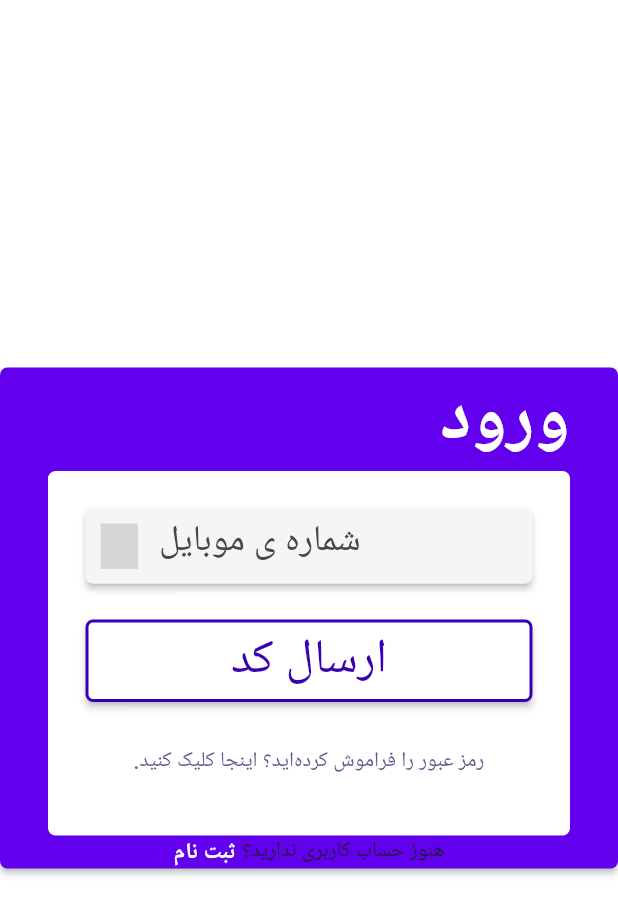
After one commit to immahdi2007/gym-dashboard, a Flutter app: the LoginPage screen opened by its route, on a phone screen of 412 x 824 dp. The commit adds this screen. Shown: the top 915 px of the screen. Run offline on Flutter 3.47's test engine with Material 3 defaults, Android fonts, the light colour scheme and no system bars; our stand-ins replace flutter_svg, go_router, url_strategy; network calls fail; Roboto replaces fonts that are missing (modam); grey boxes are pictures that could not be loaded.

Commit message:
create login page

```diff
--- a/lib/main.dart
+++ b/lib/main.dart
@@ -1,5 +1,5 @@
 import 'package:flutter/material.dart';
-import 'package:gym_dashboard_project/view/theme/App_colors.dart';
+import 'package:gym_dashboard_project/view/theme/app_theme.dart';
 import 'package:gym_dashboard_project/view/pages/main_page.dart';
 import 'package:flutter_localizations/flutter_localizations.dart';
 import 'package:gym_dashboard_project/router.dart';
--- a/lib/router.dart
+++ b/lib/router.dart
@@ -1,5 +1,6 @@
 import 'package:go_router/go_router.dart';
 import 'package:flutter/material.dart';
+import 'package:gym_dashboard_project/view/pages/auth/login/login_page.dart';
 import 'package:gym_dashboard_project/view/pages/bodybuilder_page.dart';
 import 'package:gym_dashboard_project/view/pages/dashboard_page.dart';
 import 'package:gym_dashboard_project/view/pages/main_page.dart';
@@ -27,6 +28,13 @@ final GoRouter appRouter = GoRouter(initialLocation: '/welcome', routes: [
     name: 'welcome',
     builder: (context, state) => WelcomePage(),
   ),
+  GoRoute(
+    path: '/login',
+    name: 'login',
+    pageBuilder: (context, state) {
+            return NoTransitionPage(child: LoginPage(), key: state.pageKey);
+          },
+    ),
   ShellRoute(
       builder: (context, state, child) => MainPage(child: child),
       routes: [
--- /dev/null
+++ b/lib/view/pages/auth/login/login_form.dart
@@ -0,0 +1,44 @@
+import 'package:flutter/material.dart';
+import 'package:gym_dashboard_project/view/widgets/app_button.dart';
+import 'package:gym_dashboard_project/view/widgets/text_field.dart';
+// import 'package:login_page/view/widgets/app_button.dart';
+// import 'package:login_page/view/widgets/app_text_field.dart';
+
+class LoginForm extends StatelessWidget {
+  LoginForm({super.key, required this.onSubmit});
+
+  final Function(String, String) onSubmit;
+  final TextEditingController telNumber_controller = TextEditingController();
+  final TextEditingController controllerPassword = TextEditingController();
+
+
+
+
+
+
+  @override
+  Widget build(BuildContext context) {
+    return Padding(
+      padding: EdgeInsets.all(25),
+      child: Column(
+        crossAxisAlignment: CrossAxisAlignment.start,
+        children: [
+          AppTextFeild(
+            text: "شماره ی موبایل",
+            text_icon: "icons/num_code.svg",
+            controller: telNumber_controller,
+            obscuretext: false,
+            isTellNumber: true,
+          ),
+          SizedBox(height: 24,),
+          AppButton(text: "ارسال کد", onPressed: () {}),
+          SizedBox(height: 16,),
+          Align(
+            alignment: Alignment.center,
+            child: TextButton(onPressed: () {},
+            child: Text("رمز عبور را فراموش کرده‌اید؟ اینجا کلیک کنید.")))
+        ],
+      ),
+    );
+  }
+}
--- /dev/null
+++ b/lib/view/pages/auth/login/login_page.dart
@@ -0,0 +1,86 @@
+
+import 'package:flutter/material.dart';
+import 'package:go_router/go_router.dart';
+import 'package:gym_dashboard_project/view/pages/auth/login/login_form.dart';
+import 'package:gym_dashboard_project/view/theme/app_theme.dart';
+
+
+class LoginPage extends StatelessWidget {
+  const LoginPage({super.key});
+
+  @override
+  Widget build(BuildContext context) {
+    return Scaffold(
+        body: Center(
+          child: Container(
+            // margin: EdgeInsets.all(50),
+            decoration: BoxDecoration(
+              // borderRadius: BorderRadius.circular(16),
+            ),
+            child: Material(
+              borderRadius: AppRadius.radius_10,
+              color: AppColors.secondary,
+              elevation: 2,
+              child: ConstrainedBox(
+                constraints: BoxConstraints(maxWidth: 500),
+                child: Padding(
+                  padding: EdgeInsets.symmetric(horizontal: 32),
+                  child: Column(
+                    mainAxisSize: MainAxisSize.min,
+                    children: [
+
+
+                      Align(
+                        alignment: Alignment.centerRight,
+                        child: Text("ورود",
+                            style: TextStyle(
+                                fontSize: 48,
+                                fontWeight: FontWeight.bold,
+                                color: AppColors.background)),
+                      ),
+
+
+                      Container(
+                        decoration: BoxDecoration(
+                          borderRadius: AppRadius.radius_10,
+                          color: AppColors.background,
+                        ),
+                        width: MediaQuery.sizeOf(context).width,
+                        child: LoginForm(
+                          onSubmit: (email, password){
+                            print(email);
+                            print(password);
+                          },
+                        ),
+                      ),
+
+
+                      Row(
+                        mainAxisAlignment: MainAxisAlignment.center,
+                        children: [
+                          Text("هنوز حساب کاربری ندارید؟"),
+                          SizedBox(width: 4,),
+                          InkWell(
+                            onTap: () {
+                              context.go('/sign_up');
+                            },
+                            child: Text(
+                              "ثبت نام",
+                              style:  TextStyle(
+                                fontSize: 15,
+                                color: AppColors.background,
+                                fontWeight: FontWeight.bold),
+                                )
+                          ),
+                        ],
+                      ),
+
+                    ],
+                  ),
+                ),
+              ),
+            ),
+          ),
+        ));
+  }
+}
--- a/lib/view/pages/bodybuilder_page.dart
+++ b/lib/view/pages/bodybuilder_page.dart
@@ -1,12 +1,14 @@
 import 'package:flutter/material.dart';
-import 'package:gym_dashboard_project/view/theme/App_colors.dart';
+import 'package:gym_dashboard_project/view/theme/app_theme.dart';
 import 'package:gym_dashboard_project/view/theme/text_styls.dart';
 import 'package:gym_dashboard_project/view/widgets/app_table.dart';
 import 'package:gym_dashboard_project/view/widgets/main_page_cart.dart';
 import 'package:gym_dashboard_project/view/widgets/text_field.dart';
 
 class BodyBuildersPage extends StatelessWidget {
-  const BodyBuildersPage ({super.key});
+  BodyBuildersPage ({super.key});
+
+  final TextEditingController search_controller = TextEditingController();
 
   @override
   Widget build(BuildContext context) {
@@ -35,8 +37,12 @@ class BodyBuildersPage extends StatelessWidget {
             flex: 1,
             child: Align(
             alignment: Alignment.centerRight ,
-            child: AppTextFeild(text: "جستجو", text_icon: Icons.search
-                      ))),
+            child: AppTextFeild(
+              text: "جستجو",
+              text_icon: "icons/search.svg",
+              controller: search_controller,
+              obscuretext: false,
+            ))),
           SizedBox(height: 25,),
 
           Expanded(
--- a/lib/view/pages/main_page.dart
+++ b/lib/view/pages/main_page.dart
@@ -1,7 +1,7 @@
 import 'package:flutter/material.dart';
 import 'package:flutter_svg/flutter_svg.dart';
 import 'package:go_router/go_router.dart';
-import 'package:gym_dashboard_project/view/theme/App_colors.dart';
+import 'package:gym_dashboard_project/view/theme/app_theme.dart';
 import 'package:gym_dashboard_project/view/widgets/app_table.dart';
 import 'package:gym_dashboard_project/view/widgets/main_page_cart.dart';
 import 'package:gym_dashboard_project/view/widgets/sidebar.dart';
--- a/lib/view/pages/welcome_page.dart
+++ b/lib/view/pages/welcome_page.dart
@@ -1,7 +1,7 @@
 import 'package:flutter/material.dart';
 import 'package:flutter_svg/svg.dart';
 import 'package:go_router/go_router.dart';
-import 'package:gym_dashboard_project/view/theme/App_colors.dart';
+import 'package:gym_dashboard_project/view/theme/app_theme.dart';
 import 'package:gym_dashboard_project/view/theme/text_styls.dart';
 import 'package:gym_dashboard_project/view/widgets/app_button.dart';
 
@@ -25,9 +25,9 @@ class WelcomePage extends StatelessWidget {
               Row(
                 mainAxisAlignment: MainAxisAlignment.center,
                 children: [
-                  AppButton(text: "ورود", onPressed: () {context.go("/");},),
+                  SizedBox(width: 315 , child: AppButton(text: "ورود", onPressed: () {context.go("/login");},)),
                   SizedBox(width: 20,),
-                  AppButton(text: "ثبت نام", onPressed:  () {context.go("/login_up");},)
+                  SizedBox(width: 315 , child: AppButton(text: "ثبت نام", onPressed:  () {context.go("/sign_up");},))
                 ],
               ),
 
--- a/lib/view/theme/App_colors.dart
+++ b/lib/view/theme/app_theme.dart
@@ -8,7 +8,17 @@ class AppColors {
   static const Color textPrimary = Color(0xFF000000); // متن اصلی
   static const Color errorColor = Color(0xFFB00020); // متن فرعی
   static const Color hoverPurple = Color(0xFFE9DFFF); // متن فرعی
-  static BorderRadius radius_10 = BorderRadius.circular(10.0);
+}
+class AppRadius {
+  static BorderRadius radius_10 = BorderRadius.circular(5.0);
+}
 
+class AppPaddings {
+  static EdgeInsets none = EdgeInsets.zero;
+  static EdgeInsets all16 = EdgeInsets.all(16);
+  static EdgeInsets all24 = EdgeInsets.all(24);
 
 }
+class AppElevation {
+  static const EL_2 = 2;
+}
--- a/lib/view/theme/text_styls.dart
+++ b/lib/view/theme/text_styls.dart
@@ -1,5 +1,5 @@
 import 'package:flutter/material.dart';
-import 'package:gym_dashboard_project/view/theme/App_colors.dart';
+import 'package:gym_dashboard_project/view/theme/app_theme.dart';
 
 class AppTextStyle {
 static const bold_24 = TextStyle(
--- a/lib/view/widgets/app_button.dart
+++ b/lib/view/widgets/app_button.dart
@@ -1,5 +1,6 @@
 import 'package:flutter/material.dart';
-import 'package:gym_dashboard_project/view/theme/App_colors.dart';
+import 'package:flutter/widgets.dart';
+import 'package:gym_dashboard_project/view/theme/app_theme.dart';
 
 class AppButton extends StatelessWidget {
   const AppButton({super.key, required this.text, required this.onPressed});
@@ -9,7 +10,9 @@ class AppButton extends StatelessWidget {
 
   @override
   Widget build(BuildContext context) {
-    return ElevatedButton(
+    return SizedBox(
+      width: MediaQuery.sizeOf(context).width,
+      child: ElevatedButton(
         onPressed: onPressed,
         style: ButtonStyle(
           elevation: MaterialStateProperty.all(2),
@@ -33,11 +36,11 @@ class AppButton extends StatelessWidget {
             }
             return null;
           }),
-        padding: MaterialStateProperty.all(EdgeInsets.only(bottom: 15)),
+          // padding: MaterialStateProperty.all(EdgeInsets.only(bottom: 15)),
           minimumSize: MaterialStateProperty.all(Size(315, 55)),
           shape: MaterialStateProperty.all(
             RoundedRectangleBorder(
-            borderRadius: AppColors.radius_10,
+              borderRadius: AppRadius.radius_10,
               side: BorderSide(
                 color: AppColors.primary,
                 width: 2
@@ -46,6 +49,7 @@ class AppButton extends StatelessWidget {
           )
         ),
         child: Text(text, style: TextStyle(fontSize: 32),)
+        ),
     );
   }
 }
--- a/lib/view/widgets/app_table.dart
+++ b/lib/view/widgets/app_table.dart
@@ -1,7 +1,7 @@
 import 'package:flutter/material.dart';
 import 'package:flutter_svg/flutter_svg.dart';
 import 'package:gym_dashboard_project/models/bodybuilders.dart';
-import 'package:gym_dashboard_project/view/theme/App_colors.dart';
+import 'package:gym_dashboard_project/view/theme/app_theme.dart';
 import 'package:intl/intl.dart';
 
 class AppTable extends StatefulWidget {
@@ -64,13 +64,13 @@ class _AppTableState extends State<AppTable> {
   Widget build(BuildContext context) {
     return Material(
       elevation: 2,
-      borderRadius: AppColors.radius_10,
+      borderRadius: AppRadius.radius_10,
       child: Container(
         width: 1175,
         height: 435,
         decoration: BoxDecoration(
             color: AppColors.surface,
-            borderRadius: AppColors.radius_10,
+            borderRadius: AppRadius.radius_10,
             // boxShadow: AppColors.container_shadow
             ),
         child: Column(
--- a/lib/view/widgets/main_page_cart.dart
+++ b/lib/view/widgets/main_page_cart.dart
@@ -1,5 +1,5 @@
 import 'package:flutter/material.dart';
-import 'package:gym_dashboard_project/view/theme/App_colors.dart';
+import 'package:gym_dashboard_project/view/theme/app_theme.dart';
 import 'package:gym_dashboard_project/view/theme/text_styls.dart';
 
 class MainPageCart extends StatelessWidget {
@@ -13,12 +13,12 @@ class MainPageCart extends StatelessWidget {
   Widget build(BuildContext context) {
     return Material(
       elevation: 2,
-      borderRadius: AppColors.radius_10,
+      borderRadius: AppRadius.radius_10,
       child: Container(
         width: 270,
         decoration: BoxDecoration(
           color: AppColors.surface,
-          borderRadius: AppColors.radius_10,
+          borderRadius: AppRadius.radius_10,
         ),
         padding: EdgeInsets.only(top: 19.0, left: 35.0, right: 35.0, bottom: 12),
         child: Column(
--- a/lib/view/widgets/sidebar.dart
+++ b/lib/view/widgets/sidebar.dart
@@ -1,7 +1,7 @@
 import 'package:flutter/material.dart';
 import 'package:flutter_svg/flutter_svg.dart';
 import 'package:go_router/go_router.dart';
-import 'package:gym_dashboard_project/view/theme/App_colors.dart';
+import 'package:gym_dashboard_project/view/theme/app_theme.dart';
 import 'package:gym_dashboard_project/view/widgets/sidebar_text.dart';
 
 class SideBar extends StatefulWidget {
--- a/lib/view/widgets/sidebar_text.dart
+++ b/lib/view/widgets/sidebar_text.dart
@@ -1,6 +1,6 @@
 import 'package:flutter/material.dart';
 import 'package:flutter_svg/flutter_svg.dart';
-import 'package:gym_dashboard_project/view/theme/App_colors.dart';
+import 'package:gym_dashboard_project/view/theme/app_theme.dart';
 
 class SideBarText extends StatefulWidget {
   final String text;
--- a/lib/view/widgets/text_field.dart
+++ b/lib/view/widgets/text_field.dart
@@ -1,36 +1,85 @@
 import 'package:flutter/material.dart';
 import 'package:flutter_svg/flutter_svg.dart';
-import 'package:gym_dashboard_project/view/theme/App_colors.dart';
+import 'package:gym_dashboard_project/view/theme/app_theme.dart';
 
-class AppTextFeild extends StatelessWidget {
-  const AppTextFeild({super.key, required this.text, required this.text_icon});
+class AppTextFeild extends StatefulWidget {
+  const AppTextFeild({
+    super.key,
+    required this.text,
+    required this.text_icon,
+    required this.controller,
+    required this.obscuretext,
+    this.isTellNumber = false
+  });
 
   final String text;
-  final IconData text_icon;
+  final String text_icon;
+  final TextEditingController controller;
+  final bool obscuretext;
+  final bool isTellNumber;
+
+
   @override
+  State<AppTextFeild> createState() => _AppTextFeildState();
+}
+
+class _AppTextFeildState extends State<AppTextFeild> {
+
+  bool obscure = false;
+
+
+  @override
+  void initState(){
+    obscure = widget.obscuretext;
+    super.initState();
+  }
+
+
+
   Widget build(BuildContext context) {
     return Material(
       elevation: 2,
-      borderRadius: AppColors.radius_10,
+      borderRadius: AppRadius.radius_10,
       child: Container(
         width: 400,
         height: 50,
-        child: TextField(
-          style: TextStyle(fontSize: 18.0),
+        child: Directionality(
+          textDirection: widget.isTellNumber ? TextDirection.ltr : TextDirection.rtl,
+          child: TextFormField(
+            // validator: ,
+            style: TextStyle(fontSize: widget.isTellNumber ? 24.0 : 18.0 ),
+            controller: widget.controller,
+            obscureText: obscure,
+
             decoration: InputDecoration(
               isDense: true,
-            contentPadding: EdgeInsets.symmetric(horizontal: 6.0, vertical: 12.0),
+              contentPadding: EdgeInsets.symmetric( vertical: 12.0),
               filled: true,
               fillColor: AppColors.surface,
               border: OutlineInputBorder(
-              borderRadius: AppColors.radius_10,
+                borderRadius: AppRadius.radius_10,
                 borderSide: BorderSide.none
 
               ),
-            hintText: text,
+              hintText: widget.text,
               hintStyle: TextStyle(fontSize: 24.0, ),
-            prefixIcon: Icon(text_icon, size: 30.0,),
+              prefixIcon: Container(margin: EdgeInsets.only(left: 10, right: 10) ,child: SvgPicture.network(widget.text_icon,width: 25, height: 25, fit: BoxFit.contain,)),
+              prefixIconConstraints: BoxConstraints(
+                maxWidth: double.infinity,
+                maxHeight: double.infinity,
+                minHeight: 30,
+                minWidth: 30
+              ),
+              suffixIcon: widget.obscuretext ? IconButton(
+                onPressed: () {
+                  setState(() {
+                    obscure = !obscure;
+                  });
+                },
+                icon: obscure ? Icon(Icons.visibility, size: 30.0,) : Icon(Icons.visibility_off, size: 30.0,)
+              ) : null,
 
+            ),
           ),
         ),
       ),
--- a/pubspec.yaml
+++ b/pubspec.yaml
@@ -35,7 +35,7 @@ dependencies:
   flutter_svg: ^2.0.10
   sqflite: ^2.3.0
   path: ^1.8.3
-  intl: ^0.18.0
+  intl: ^0.20.2
   go_router: ^14.2.3
   url_strategy: ^0.2.0
 
```
Also changed, not shown: pubspec.lock, 1 other file. Lines whose indentation alone changed are shown as unchanged.
